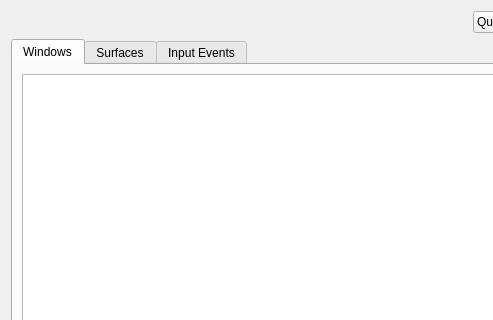
First picture: the form in debug_console.ui, repository KDE/kwin, before the edit; both pictures show x 0 to 493 and y 0 to 320 of the 600 by 600 pixel window.
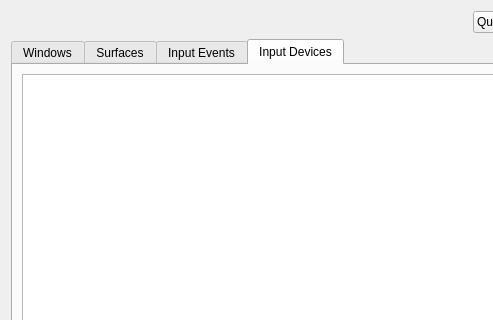
Second picture: the form after the edit. The open tabs and pages were chosen to show the change.

Commit message: [libinput] Add a wrapper class Device for a libinput_device

Diff of the .ui file:
```diff
--- a/debug_console.ui
+++ b/debug_console.ui
@@ -84,6 +84,16 @@
        </item>
       </layout>
      </widget>
+     <widget class="QWidget" name="inputDevices">
+      <attribute name="title">
+       <string>Input Devices</string>
+      </attribute>
+      <layout class="QVBoxLayout" name="verticalLayout_5">
+       <item>
+        <widget class="QTreeView" name="inputDevicesView"/>
+       </item>
+      </layout>
+     </widget>
     </widget>
    </item>
   </layout>
```
The commit also changes 8 other files.
